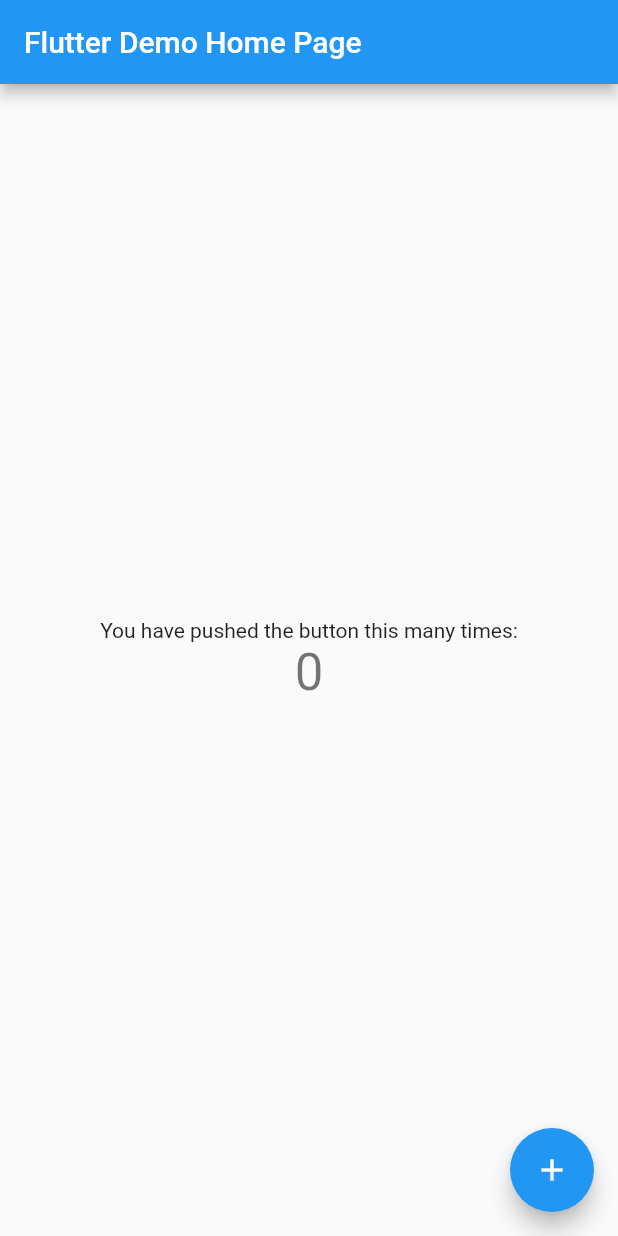
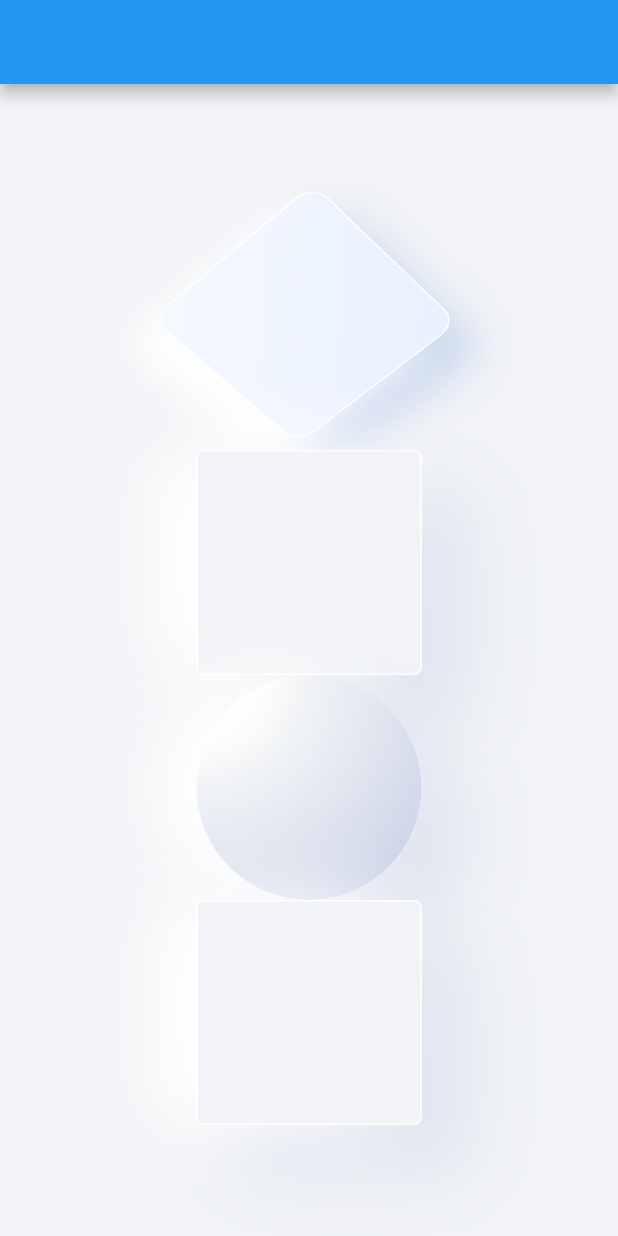
Before and after one commit to TheAlphamerc/flutter_SoftUI_watchApp, a Flutter app: the screen it shows after launch, on a phone screen of 412 x 824 dp. Run offline on Flutter 3.47's test engine with Material 2 defaults, Android fonts, the phone set to English and light mode, and no system bars.

Commit message:
softcontainer and softSpehere added

```diff
--- a/lib/main.dart
+++ b/lib/main.dart
@@ -1,4 +1,8 @@
 import 'package:flutter/material.dart';
+import 'package:flutter_soft_ui/src/softContainer.dart';
+
+import 'src/softSphere.dart';
+import 'src/softWave.dart';
 
 void main() => runApp(MyApp());
 
@@ -9,33 +13,15 @@ class MyApp extends StatelessWidget {
     return MaterialApp(
       title: 'Flutter Demo',
       theme: ThemeData(
-        // This is the theme of your application.
-        //
-        // Try running your application with "flutter run". You'll see the
-        // application has a blue toolbar. Then, without quitting the app, try
-        // changing the primarySwatch below to Colors.green and then invoke
-        // "hot reload" (press "r" in the console where you ran "flutter run",
-        // or simply save your changes to "hot reload" in a Flutter IDE).
-        // Notice that the counter didn't reset back to zero; the application
-        // is not restarted.
         primarySwatch: Colors.blue,
       ),
-      home: MyHomePage(title: 'Flutter Demo Home Page'),
+      home: MyHomePage(title: ''),
     );
   }
 }
 
 class MyHomePage extends StatefulWidget {
   MyHomePage({Key key, this.title}) : super(key: key);
-
-  // This widget is the home page of your application. It is stateful, meaning
-  // that it has a State object (defined below) that contains fields that affect
-  // how it looks.
-
-  // This class is the configuration for the state. It holds the values (in this
-  // case the title) provided by the parent (in this case the App widget) and
-  // used by the build method of the State. Fields in a Widget subclass are
-  // always marked "final".
 
   final String title;
 
@@ -46,66 +32,26 @@ class MyHomePage extends StatefulWidget {
 class _MyHomePageState extends State<MyHomePage> {
   int _counter = 0;
 
-  void _incrementCounter() {
-    setState(() {
-      // This call to setState tells the Flutter framework that something has
-      // changed in this State, which causes it to rerun the build method below
-      // so that the display can reflect the updated values. If we changed
-      // _counter without calling setState(), then the build method would not be
-      // called again, and so nothing would appear to happen.
-      _counter++;
-    });
-  }
-
   @override
   Widget build(BuildContext context) {
-    // This method is rerun every time setState is called, for instance as done
-    // by the _incrementCounter method above.
-    //
-    // The Flutter framework has been optimized to make rerunning build methods
-    // fast, so that you can just rebuild anything that needs updating rather
-    // than having to individually change instances of widgets.
     return Scaffold(
+      backgroundColor: Color(0xfff1f3f6),
       appBar: AppBar(
-        // Here we take the value from the MyHomePage object that was created by
-        // the App.build method, and use it to set our appbar title.
         title: Text(widget.title),
       ),
       body: Center(
-        // Center is a layout widget. It takes a single child and positions it
-        // in the middle of the parent.
         child: Column(
-          // Column is also a layout widget. It takes a list of children and
-          // arranges them vertically. By default, it sizes itself to fit its
-          // children horizontally, and tries to be as tall as its parent.
-          //
-          // Invoke "debug painting" (press "p" in the console, choose the
-          // "Toggle Debug Paint" action from the Flutter Inspector in Android
-          // Studio, or the "Toggle Debug Paint" command in Visual Studio Code)
-          // to see the wireframe for each widget.
-          //
-          // Column has various properties to control how it sizes itself and
-          // how it positions its children. Here we use mainAxisAlignment to
-          // center the children vertically; the main axis here is the vertical
-          // axis because Columns are vertical (the cross axis would be
-          // horizontal).
           mainAxisAlignment: MainAxisAlignment.center,
           children: <Widget>[
-            Text(
-              'You have pushed the button this many times:',
-            ),
-            Text(
-              '$_counter',
-              style: Theme.of(context).textTheme.display1,
-            ),
+            SizedBox(height: 20,),
+             SoftWave(),
+
+             SoftContainer(),
+             SoftSphare(),
+             SoftContainer(),
           ],
         ),
       ),
-      floatingActionButton: FloatingActionButton(
-        onPressed: _incrementCounter,
-        tooltip: 'Increment',
-        child: Icon(Icons.add),
-      ), // This trailing comma makes auto-formatting nicer for build methods.
     );
   }
 }
--- /dev/null
+++ b/lib/src/softContainer.dart
@@ -0,0 +1,27 @@
+import 'package:flutter/material.dart';
+
+class SoftContainer extends StatelessWidget {
+  final Widget child;
+  final double width;
+  final double height;
+  final double cornerRadius;
+  const SoftContainer({Key key, this.child, this.width=150, this.height = 150, this.cornerRadius = 5}) : super(key: key);
+  @override
+  Widget build(BuildContext context) {
+    return Container(
+      height: height,
+      width: width,
+      decoration: BoxDecoration(
+        borderRadius: BorderRadius.all(Radius.circular(cornerRadius)),
+        color: Color(0xfff1f3f6),
+        border: Border.all(color: Colors.white),
+        boxShadow: <BoxShadow>[
+          BoxShadow(color: Color(0xff3754aa).withAlpha(25), offset: Offset(30, 30),blurRadius: 40),
+          BoxShadow(color: Color(0xffffffff), offset: Offset(-30, -0),blurRadius: 40),
+          BoxShadow(color: Color(0xffffffff),),
+        ],
+      ),
+      child: child,
+    );
+  }
+}
--- /dev/null
+++ b/lib/src/softSphere.dart
@@ -0,0 +1,30 @@
+import 'package:flutter/material.dart';
+
+class SoftSphare extends StatelessWidget {
+  final Widget child;
+  final double radius;
+  const SoftSphare({Key key, this.child, this.radius = 150,}) : super(key: key);
+  @override
+  Widget build(BuildContext context) {
+    return Container(
+      height: radius,
+      width: radius,
+      decoration: BoxDecoration(
+       shape: BoxShape.circle,
+        color: Color(0xfff1f3f6),
+        boxShadow: <BoxShadow>[
+          BoxShadow(color: Color(0xff3754aa).withAlpha(25), offset: Offset(30, 30),blurRadius: 40),
+          BoxShadow(color: Color(0xffffffff), offset: Offset(-30, -0),blurRadius: 40),
+          BoxShadow(color: Color(0xffffffff),),
+        ],
+        gradient: RadialGradient(
+          center: Alignment.topLeft, // near the top right
+          radius: 1.5,
+          colors:  [Color(0xffffff),Color(0xfff3f5f7),Color(0xffcfd6e8),Color(0xffffff)],
+         stops: [.1,.3,.8,1.2],
+        )
+      ),
+      child: child,
+    );
+  }
+}
--- /dev/null
+++ b/lib/src/softWave.dart
@@ -0,0 +1,44 @@
+import 'dart:math';
+
+import 'package:flutter/material.dart';
+
+class SoftWave extends StatelessWidget {
+  final Widget child;
+  final double width;
+  final double height;
+  final double cornerRadius;
+  const SoftWave({Key key, this.child, this.width=150, this.height = 150, this.cornerRadius = 15}) : super(key: key);
+  @override
+  Widget build(BuildContext context) {
+    Offset _offset = Offset(0, .5);
+    return Transform(
+      transform: Matrix4.identity()
+      ..setEntry(3, 2, 0.001)
+        ..rotateX(_offset.dy)
+        ..rotateY(_offset.dx),
+      child: Transform.rotate(
+        angle:.8,
+        child: Container(
+          height: height,
+          width: width,
+          padding: const EdgeInsets.all(8.0),
+          decoration: BoxDecoration(
+            borderRadius: BorderRadius.all(Radius.circular(cornerRadius)),
+            color: Color(0xfff1f3f6),
+            border: Border.all(color: Colors.white),
+            boxShadow: <BoxShadow>[
+              BoxShadow(color: Color(0xffcad8ee), offset: Offset(30, 0),blurRadius: 20),
+              BoxShadow(color: Color(0xffffffff), offset: Offset(0, 30),blurRadius: 20),
+            ],
+            gradient: LinearGradient(
+              begin: Alignment.bottomLeft,
+              end: Alignment.topRight,
+              colors: [Color(0xfff5f9ff),Color(0xffe8f0ff)]
+            )
+         ),
+         child: child,
+        ),
+      ),
+    );
+  }
+}
```
